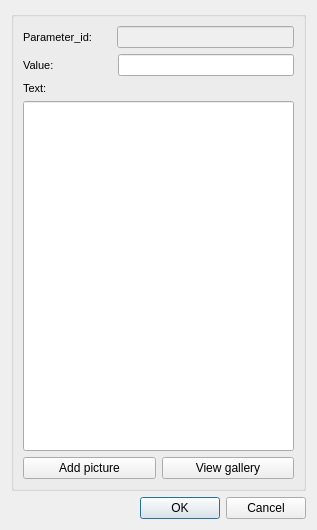
Above: ui/event_standard.ui from bgeo-gis/treemanage_qgis_pluggin before the change. Below: the same form after it.
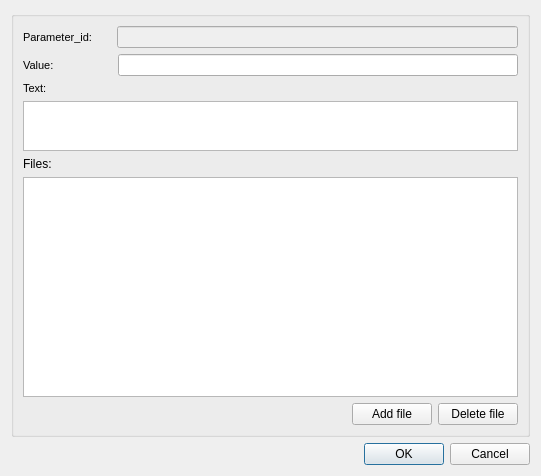
That is the form after the change.

```diff
--- a/ui/event_standard.ui
+++ b/ui/event_standard.ui
@@ -6,8 +6,8 @@
    <rect>
     <x>0</x>
     <y>0</y>
-    <width>317</width>
-    <height>530</height>
+    <width>541</width>
+    <height>476</height>
    </rect>
   </property>
   <property name="windowTitle">
@@ -140,14 +140,25 @@
        </widget>
       </item>
       <item>
-       <widget class="QLineEdit" name="text">
-        <property name="sizePolicy">
-         <sizepolicy hsizetype="Expanding" vsizetype="Expanding">
-          <horstretch>0</horstretch>
-          <verstretch>0</verstretch>
-         </sizepolicy>
+       <widget class="QTextEdit" name="text">
+        <property name="maximumSize">
+         <size>
+          <width>16777215</width>
+          <height>50</height>
+         </size>
         </property>
-        <property name="frame">
+       </widget>
+      </item>
+      <item>
+       <widget class="QLabel" name="label">
+        <property name="text">
+         <string>Files:</string>
+        </property>
+       </widget>
+      </item>
+      <item>
+       <widget class="QTableView" name="tbl_docs_x_event">
+        <property name="sortingEnabled">
          <bool>true</bool>
         </property>
        </widget>
@@ -155,16 +166,29 @@
       <item>
        <layout class="QHBoxLayout" name="horizontalLayout_3">
         <item>
-         <widget class="QPushButton" name="btn_add_picture">
+         <spacer name="horizontalSpacer">
+          <property name="orientation">
+           <enum>Qt::Horizontal</enum>
+          </property>
+          <property name="sizeHint" stdset="0">
+           <size>
+            <width>40</width>
+            <height>20</height>
+           </size>
+          </property>
+         </spacer>
+        </item>
+        <item>
+         <widget class="QPushButton" name="btn_add_file">
           <property name="text">
-           <string>Add picture</string>
+           <string>Add file</string>
           </property>
          </widget>
         </item>
         <item>
          <widget class="QPushButton" name="btn_view_gallery">
           <property name="text">
-           <string>View gallery</string>
+           <string>Delete file</string>
           </property>
          </widget>
         </item>
```
Left out of the diff: 8 changed lines with no effect on the pictures.
